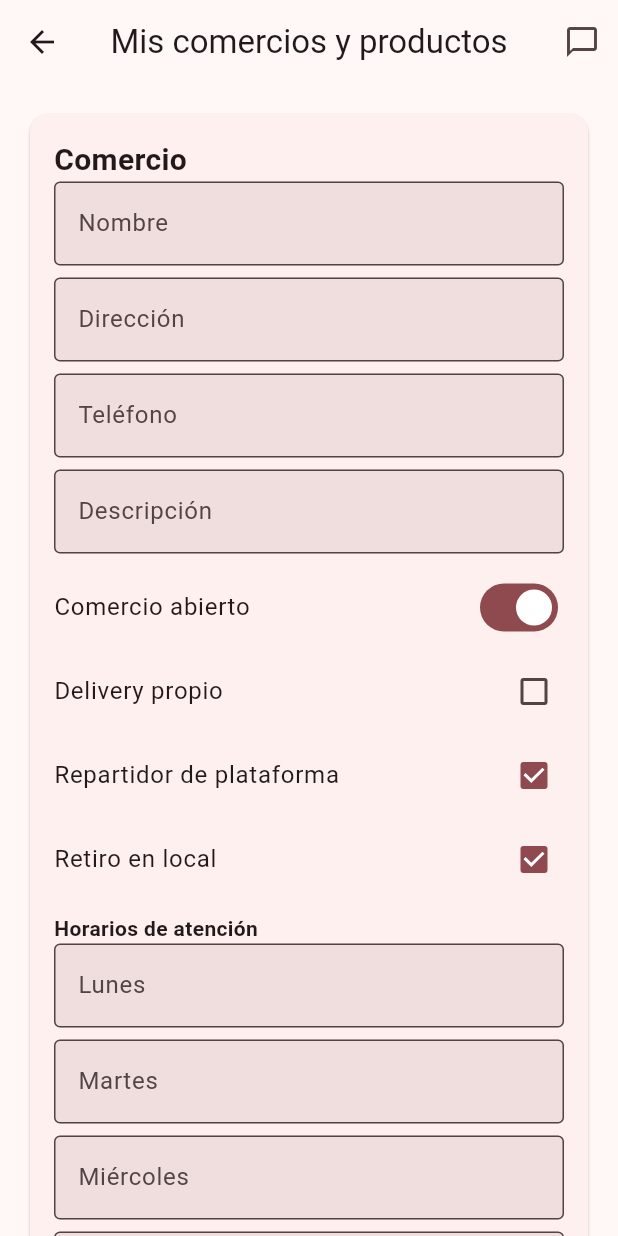
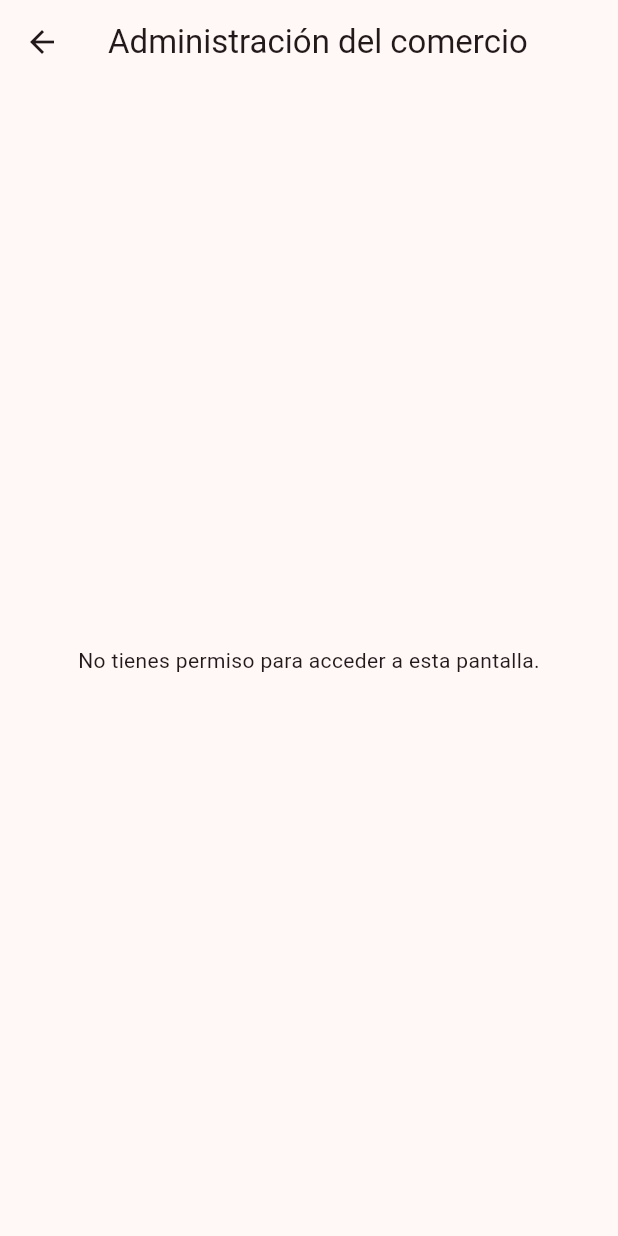
Before and after one commit to NestorAyala123/bebidas-delivery-app, a Flutter app: the screen it shows after launch, after a tap on "Administrar comercios", on a phone screen of 412 x 824 dp. Run offline on Flutter 3.47's test engine with Material 3 defaults, Android fonts, the phone set to English and light mode, and no system bars; our stand-ins replace flutter_map, geolocator, latlong2; accounts and stored records are empty.

Commit message:
Aplica controles de acceso por rol

```diff
--- /dev/null
+++ b/lib/features/auth/presentation/widgets/role_access_gate.dart
@@ -0,0 +1,39 @@
+import 'package:flutter/material.dart';
+
+import '../../../users/domain/entities/role.dart';
+import '../state/current_identity.dart';
+import 'session_gate.dart';
+
+class RoleAccessGate extends StatelessWidget {
+  final String title;
+  final Set<Role> allowedRoles;
+  final Widget child;
+
+  const RoleAccessGate({
+    super.key,
+    required this.title,
+    required this.allowedRoles,
+    required this.child,
+  });
+
+  @override
+  Widget build(BuildContext context) {
+    final identity = currentIdentity();
+    if (identity == null) return SignedOutView(title: title);
+    if (!allowedRoles.contains(identity.rbacRole)) {
+      return Scaffold(
+        appBar: AppBar(title: Text(title)),
+        body: const Center(
+          child: Padding(
+            padding: EdgeInsets.all(24),
+            child: Text(
+              'No tienes permiso para acceder a esta pantalla.',
+              textAlign: TextAlign.center,
+            ),
+          ),
+        ),
+      );
+    }
+    return child;
+  }
+}
--- a/lib/features/event_services/presentation/pages/detalle_ficha_page.dart
+++ b/lib/features/event_services/presentation/pages/detalle_ficha_page.dart
@@ -1,7 +1,9 @@
 import 'package:flutter/material.dart';
 
+import '../../../auth/presentation/state/current_identity.dart';
 import '../../../chat/domain/entities/chat_conversation.dart';
 import '../../../chat/presentation/chat_launcher.dart';
+import '../../../users/domain/entities/role.dart';
 import '../../domain/entities/consulta_servicio.dart';
 import '../../domain/entities/event_service.dart';
 import '../../domain/entities/ficha_servicio.dart';
@@ -16,6 +18,7 @@ class DetalleFichaPage extends StatelessWidget {
   @override
   Widget build(BuildContext context) {
     final colorScheme = Theme.of(context).colorScheme;
+    final canRequestQuote = currentIdentity()?.rbacRole == Role.client;
 
     return Scaffold(
       appBar: AppBar(
@@ -174,6 +177,7 @@ class DetalleFichaPage extends StatelessWidget {
             const SizedBox(height: 20),
 
             // Acción principal: solicitar cotización / consulta
+            if (canRequestQuote)
               SizedBox(
                 width: double.infinity,
                 child: ElevatedButton.icon(
--- a/lib/features/stores/presentation/routes/stores_routes.dart
+++ b/lib/features/stores/presentation/routes/stores_routes.dart
@@ -1,6 +1,8 @@
 import 'package:flutter/widgets.dart';
 
 import '../../../../core/router/feature_route_module.dart';
+import '../../../auth/presentation/widgets/role_access_gate.dart';
+import '../../../users/domain/entities/role.dart';
 import '../pages/store_management_page.dart';
 import '../pages/store_orders_page.dart';
 
@@ -10,8 +12,16 @@ class StoresRoutes implements FeatureRouteModule {
 
   @override
   Map<String, WidgetBuilder> get routes => {
-    management: (context) => const StoreManagementPage(),
-    orders: (context) => const StoreOrdersPage(),
+    management: (context) => RoleAccessGate(
+      title: 'Administración del comercio',
+      allowedRoles: const {Role.store},
+      child: const StoreManagementPage(),
+    ),
+    orders: (context) => RoleAccessGate(
+      title: 'Pedidos del comercio',
+      allowedRoles: const {Role.store},
+      child: const StoreOrdersPage(),
+    ),
   };
 
   @override
```
Also changed, not shown: lib/features/auth/presentation/pages/home_page.dart (+66 -14 lines), lib/features/delivery/presentation/routes/delivery_routes.dart (+17 -4 lines), lib/features/event_services/presentation/pages/listado_servicios_page.dart (+39 -7 lines), lib/features/event_services/presentation/routes/event_services_routes.dart (+27 -5 lines), 2 other files. Lines whose indentation alone changed are shown as unchanged.
